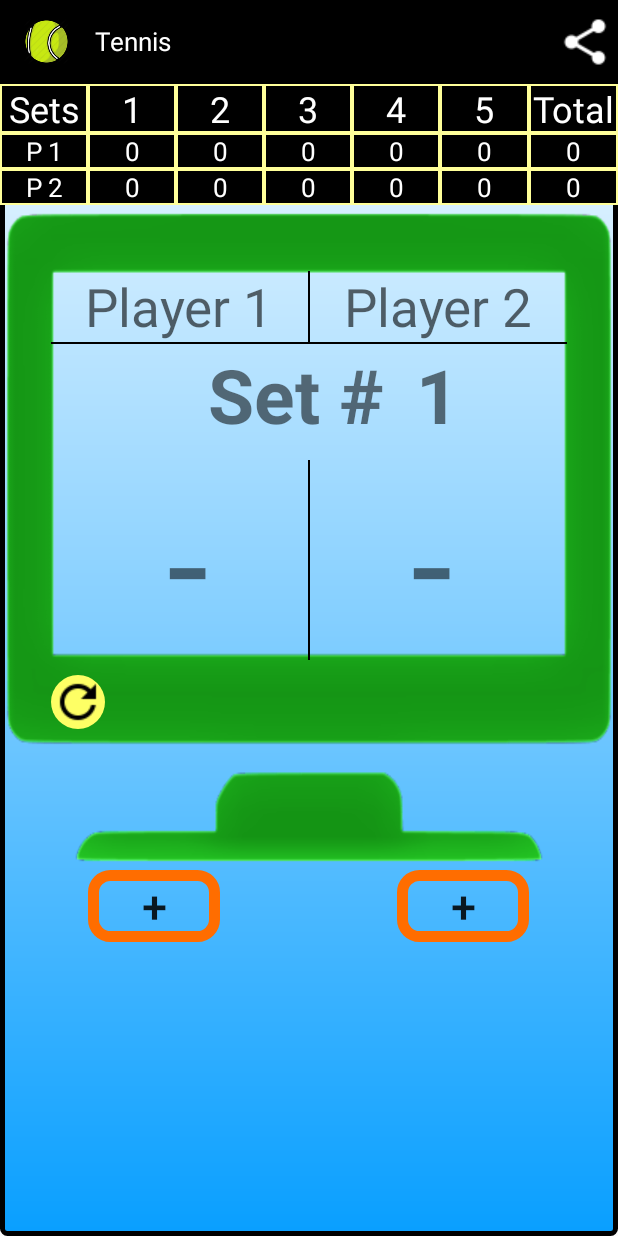
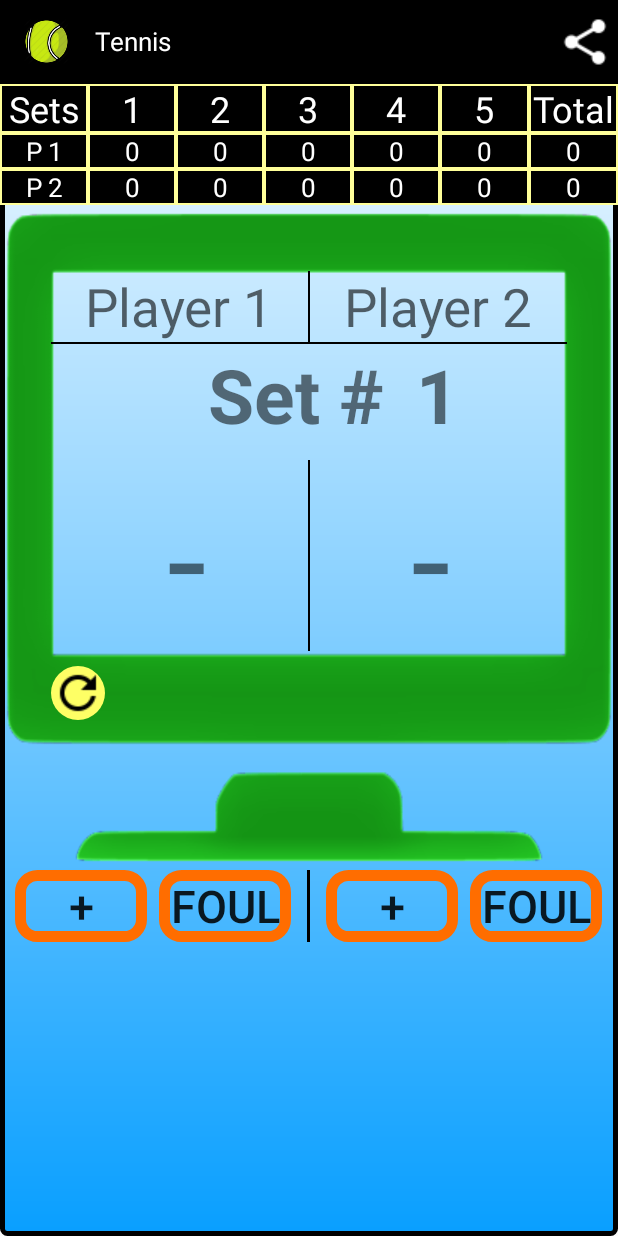
Before and after one commit to varunjha089/TennisScoreTrackerApp, an Android app: the screen it shows after launch (MainActivity), on a phone screen of 412 x 824 dp. Run offline under Robolectric (Android 15) with nearby library versions, the phone set to English and light mode, and no system bars.

Commit message:
added foul button

```diff
--- a/app/src/main/java/com/example/dsdatsme/scorecard/MainActivity.java
+++ b/app/src/main/java/com/example/dsdatsme/scorecard/MainActivity.java
@@ -26,6 +26,8 @@ public class MainActivity extends AppCompatActivity {
     TextView player2CurrentScoreTextView;
     Button player1ScoreButton;
     Button player2ScoreButton;
+    Button player1ScoreButton1;
+    Button player2ScoreButton1;
     ImageButton resetButton;
     TextView currentSetTextView;
     int[] totalPoins = {0, 0};
@@ -44,6 +46,8 @@ public class MainActivity extends AppCompatActivity {
         currentSetTextView = (TextView) findViewById(R.id.current_set_textview);
         player1ScoreButton = (Button) findViewById(R.id.player_1_score_button);
         player2ScoreButton = (Button) findViewById(R.id.player_2_score_button);
+        player1ScoreButton1 = (Button) findViewById(R.id.player_1_score_button1);
+        player2ScoreButton1 = (Button) findViewById(R.id.player_2_score_button1);
         resetButton = (ImageButton) findViewById(R.id.reset_button);
 
         ////////////////for player 1 button
@@ -51,27 +55,28 @@ public class MainActivity extends AppCompatActivity {
         player1ScoreButton.setOnClickListener(new View.OnClickListener() {
             @Override
             public void onClick(View view) {
-                if (currentPlayer1Score >= 3) {
-                    setPoint(1);
-                } else {
-                    currentPlayer1Score++;
+                player1ScoreUpdate();
+            }
+        });
+        player1ScoreButton1.setOnClickListener(new View.OnClickListener() {
+            @Override
+            public void onClick(View view) {
+                player2ScoreUpdate();
 
-                }
-
-                player1CurrentScoreTextView.setText(String.valueOf(score[currentPlayer1Score]));
             }
         });
 ////////////////for player 2 button
         player2ScoreButton.setOnClickListener(new View.OnClickListener() {
             @Override
             public void onClick(View view) {
-                if (currentPlayer2Score >= 3) {
-                    setPoint(2);
-                } else {
-                    currentPlayer2Score++;
+                player2ScoreUpdate();
+            }
+        });
+        player2ScoreButton1.setOnClickListener(new View.OnClickListener() {
+            @Override
+            public void onClick(View view) {
+                player1ScoreUpdate();
 
-                }
-                player2CurrentScoreTextView.setText(String.valueOf(score[currentPlayer2Score]));
             }
         });
     }///////////////////////End of onCreate()
@@ -149,7 +154,7 @@ public class MainActivity extends AppCompatActivity {
             for (int j = 0; j < 6; j++) {
                 TextView temp = (TextView) findViewById(scoreboard[i][j]);
                 temp.setText("0");
-                temp.setTextColor(R.color.myWhite);
+                temp.setTextColor(getResources().getColor(R.color.myWhite));
             }
             totalPoins[i - 1] = 0;
 
@@ -161,6 +166,27 @@ public class MainActivity extends AppCompatActivity {
         player2CurrentScoreTextView.setText("0");
         currentSetTextView.setText("0");
 
+    }
+
+    public void player1ScoreUpdate() {
+        if (currentPlayer1Score >= 3) {
+            setPoint(1);
+        } else {
+            currentPlayer1Score++;
+
+        }
+
+        player1CurrentScoreTextView.setText(String.valueOf(score[currentPlayer1Score]));
+    }
+
+    public void player2ScoreUpdate() {
+        if (currentPlayer2Score >= 3) {
+            setPoint(2);
+        } else {
+            currentPlayer2Score++;
+
+        }
+        player2CurrentScoreTextView.setText(String.valueOf(score[currentPlayer2Score]));
     }
 
     ////not working............................
--- a/app/src/main/res/layout/activity_main.xml
+++ b/app/src/main/res/layout/activity_main.xml
@@ -297,6 +297,7 @@
     </TableLayout>
 
     <LinearLayout
+
         android:layout_width="wrap_content"
         android:layout_height="wrap_content"
         android:layout_margin="@dimen/default_margin"
@@ -307,7 +308,8 @@
         <LinearLayout
             android:layout_width="match_parent"
             android:layout_height="wrap_content"
-            android:layout_marginTop="10dp">
+            android:layout_marginTop="10dp"
+            android:layout_weight="0">
 
             <TextView
                 android:id="@+id/player_1_name_textview"
@@ -342,6 +344,7 @@
 
             android:layout_width="match_parent"
             android:layout_height="wrap_content"
+            android:layout_weight="0"
             android:gravity="center"
             android:orientation="horizontal">
 
@@ -381,7 +384,8 @@
         <LinearLayout
             android:layout_width="match_parent"
             android:layout_height="wrap_content"
-            android:layout_margin="10dp">
+            android:layout_margin="10dp"
+            android:layout_weight="0">
 
             <TextView
                 android:id="@+id/player_1_score_textview"
@@ -441,12 +445,27 @@
                 android:id="@+id/player_1_score_button"
                 android:layout_width="wrap_content"
                 android:layout_height="wrap_content"
+                android:layout_marginRight="8dp"
+                android:background="@drawable/button_border_2"
+
+                android:clickable="true"
+                android:text="+"
+                android:textSize="30sp" />
+
+            <Button
+                android:id="@+id/player_1_score_button1"
+                android:layout_width="wrap_content"
+                android:layout_height="wrap_content"
                 android:background="@drawable/button_border_2"
                 android:clickable="true"
+                android:text="@string/foul"
+                android:textSize="30sp" />
+        </LinearLayout>
 
-                android:text="+"
-                android:textSize="30dp" />
-        </LinearLayout>
+        <View
+            android:layout_width="2dp"
+            android:layout_height="match_parent"
+            android:background="@color/myBlack" />
 
         <LinearLayout
             android:layout_width="0dp"
@@ -458,11 +477,21 @@
                 android:id="@+id/player_2_score_button"
                 android:layout_width="wrap_content"
                 android:layout_height="wrap_content"
+                android:layout_marginRight="8dp"
                 android:background="@drawable/button_border_2"
+
                 android:text="+"
+                android:textSize="30sp" />
 
-                android:textSize="30dp" />
+            <Button
+                android:id="@+id/player_2_score_button1"
+                android:layout_width="wrap_content"
+                android:layout_height="wrap_content"
+                android:background="@drawable/button_border_2"
+                android:text="@string/foul"
+                android:textSize="30sp" />
         </LinearLayout>
     </LinearLayout>
 
+
 </LinearLayout>
--- a/app/src/main/res/values/dimens.xml
+++ b/app/src/main/res/values/dimens.xml
@@ -6,7 +6,7 @@
     <dimen name="table_content_font_size">17sp</dimen>
     <dimen name="player_header">35sp</dimen>
     <dimen name="set_size">50sp</dimen>
-    <dimen name="score_text">100sp</dimen>
+    <dimen name="score_text">95sp</dimen>
     <dimen name="tennis_ball">30dp</dimen>
 
 </resources>
--- a/app/src/main/res/values/strings.xml
+++ b/app/src/main/res/values/strings.xml
@@ -8,4 +8,5 @@
     <string name="p_1">P 1</string>
     <string name="p_2">P 2</string>
     <string name="set">Set #</string>
+    <string name="foul">Foul</string>
 </resources>
```
